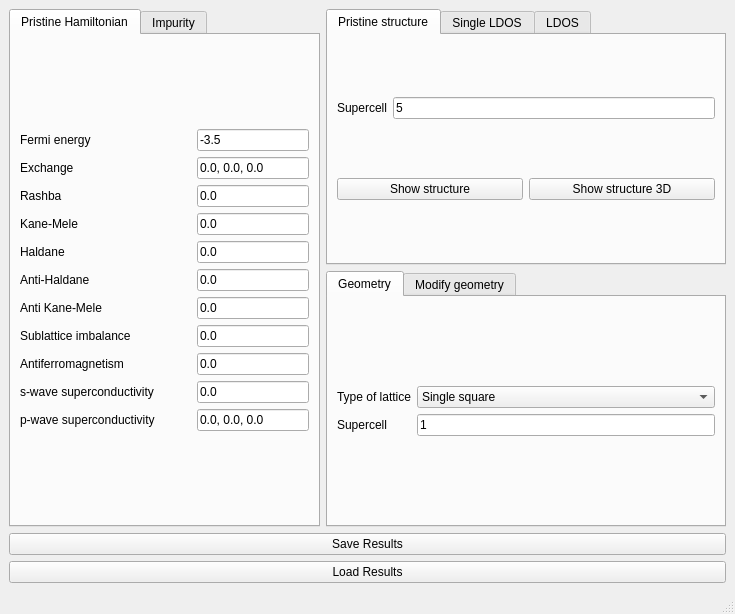
Above: interface-pyqt/impurity_embedding/interface.ui from joselado/quantum-lattice before the change. Below: the same form after it.
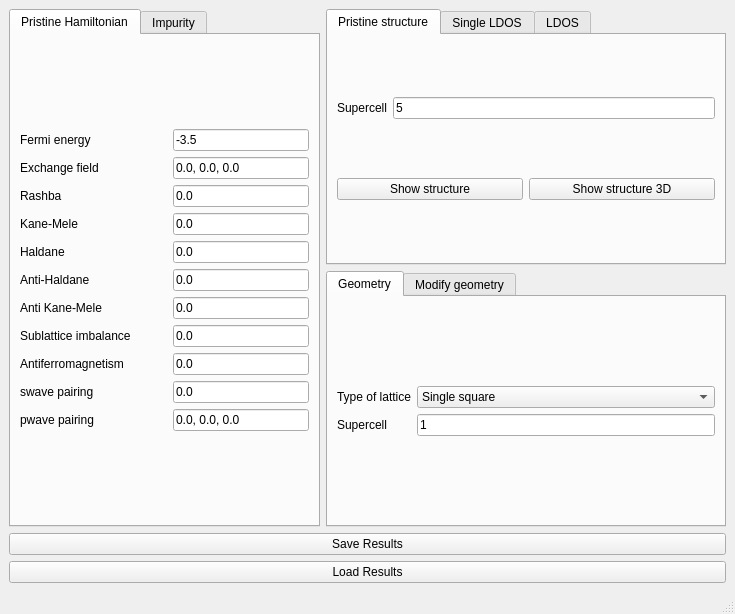
That is the form after the change. Custom widgets are drawn as their Qt base class.

Commit message: Unify Hamiltonian-term label wording; fix SCF mean-field tabs collapsing to zero height

What changed in the file:
```diff
--- a/interface-pyqt/impurity_embedding/interface.ui
+++ b/interface-pyqt/impurity_embedding/interface.ui
@@ -234,7 +234,7 @@
           <item row="1" column="0">
            <widget class="BodyLabel" name="label_exchange">
             <property name="text">
-             <string>Exchange</string>
+             <string>Exchange field</string>
             </property>
            </widget>
           </item>
@@ -329,7 +329,7 @@
           <item row="9" column="0">
            <widget class="BodyLabel" name="label_swave">
             <property name="text">
-             <string>s-wave superconductivity</string>
+             <string>swave pairing</string>
             </property>
            </widget>
           </item>
@@ -401,7 +401,7 @@
           <item row="10" column="0">
            <widget class="BodyLabel" name="label_pwave">
             <property name="text">
-             <string>p-wave superconductivity</string>
+             <string>pwave pairing</string>
             </property>
            </widget>
           </item>
```
The commit also changes 14 other files.
